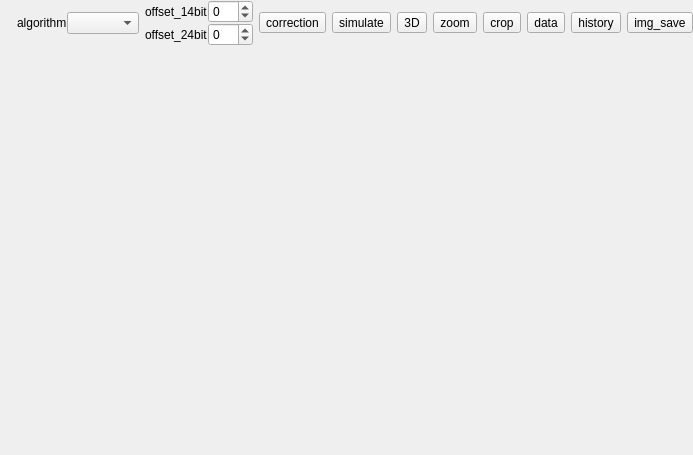
Above: src/form/plot/formplot.ui from MRsoymilk/MySerial before the change. Below: the same form after it.
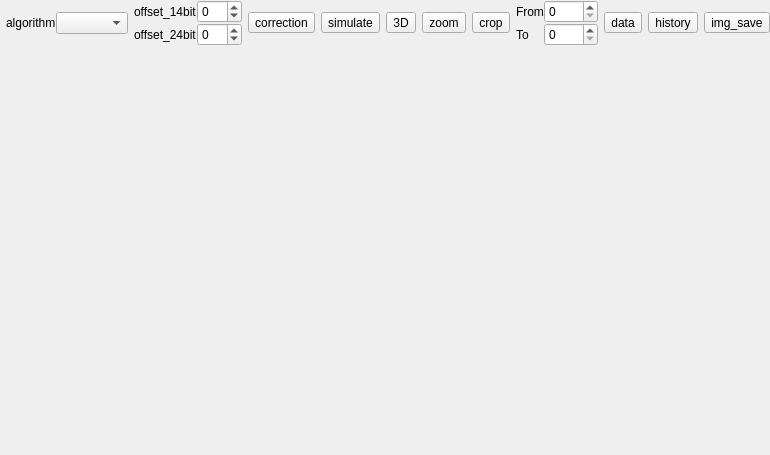
That is the form after the change. Icons and pictures are not drawn.

Patch:
```diff
--- a/src/form/plot/formplot.ui
+++ b/src/form/plot/formplot.ui
@@ -6,7 +6,7 @@
    <rect>
     <x>0</x>
     <y>0</y>
-    <width>693</width>
+    <width>741</width>
     <height>455</height>
    </rect>
   </property>
@@ -32,6 +32,37 @@
    <property name="verticalSpacing">
     <number>0</number>
    </property>
+   <item row="0" column="3">
+    <widget class="QToolButton" name="tBtnCorrection">
+     <property name="text">
+      <string>correction</string>
+     </property>
+    </widget>
+   </item>
+   <item row="0" column="11">
+    <widget class="QToolButton" name="tBtnImgSave">
+     <property name="text">
+      <string>img_save</string>
+     </property>
+    </widget>
+   </item>
+   <item row="0" column="4">
+    <widget class="QToolButton" name="tBtnSimulate">
+     <property name="text">
+      <string>simulate</string>
+     </property>
+    </widget>
+   </item>
+   <item row="0" column="6">
+    <widget class="QToolButton" name="tBtnZoom">
+     <property name="text">
+      <string>zoom</string>
+     </property>
+     <property name="icon">
+      <iconset theme="QIcon::ThemeIcon::ZoomFitBest"/>
+     </property>
+    </widget>
+   </item>
    <item row="0" column="5">
     <widget class="QToolButton" name="tBtn3D">
      <property name="text">
@@ -39,6 +70,26 @@
      </property>
     </widget>
    </item>
+   <item row="0" column="9">
+    <widget class="QToolButton" name="tBtnData">
+     <property name="text">
+      <string>data</string>
+     </property>
+    </widget>
+   </item>
+   <item row="0" column="0">
+    <spacer name="horizontalSpacer">
+     <property name="orientation">
+      <enum>Qt::Orientation::Horizontal</enum>
+     </property>
+     <property name="sizeHint" stdset="0">
+      <size>
+       <width>209</width>
+       <height>20</height>
+      </size>
+     </property>
+    </spacer>
+   </item>
    <item row="0" column="2">
     <layout class="QVBoxLayout" name="verticalLayout">
      <property name="spacing">
@@ -88,17 +139,13 @@
      </item>
     </layout>
    </item>
-   <item row="0" column="4">
-    <widget class="QToolButton" name="tBtnSimulate">
-     <property name="text">
-      <string>simulate</string>
-     </property>
-    </widget>
+   <item row="1" column="0" colspan="12">
+    <widget class="QStackedWidget" name="stackedWidget"/>
    </item>
-   <item row="0" column="8">
-    <widget class="QToolButton" name="tBtnData">
+   <item row="0" column="10">
+    <widget class="QToolButton" name="tBtnHistory">
      <property name="text">
-      <string>data</string>
+      <string>history</string>
      </property>
     </widget>
    </item>
@@ -116,53 +163,6 @@
      </item>
     </layout>
    </item>
-   <item row="0" column="3">
-    <widget class="QToolButton" name="tBtnCorrection">
-     <property name="text">
-      <string>correction</string>
-     </property>
-    </widget>
-   </item>
-   <item row="0" column="6">
-    <widget class="QToolButton" name="tBtnZoom">
-     <property name="text">
-      <string>zoom</string>
-     </property>
-     <property name="icon">
-      <iconset theme="QIcon::ThemeIcon::ZoomFitBest"/>
-     </property>
-    </widget>
-   </item>
-   <item row="0" column="10">
-    <widget class="QToolButton" name="tBtnImgSave">
-     <property name="text">
-      <string>img_save</string>
-     </property>
-    </widget>
-   </item>
-   <item row="1" column="0" colspan="11">
-    <widget class="QStackedWidget" name="stackedWidget"/>
-   </item>
-   <item row="0" column="0">
-    <spacer name="horizontalSpacer">
-     <property name="orientation">
-      <enum>Qt::Orientation::Horizontal</enum>
-     </property>
-     <property name="sizeHint" stdset="0">
-      <size>
-       <width>209</width>
-       <height>20</height>
-      </size>
-     </property>
-    </spacer>
-   </item>
-   <item row="0" column="9">
-    <widget class="QToolButton" name="tBtnHistory">
-     <property name="text">
-      <string>history</string>
-     </property>
-    </widget>
-   </item>
    <item row="0" column="7">
     <widget class="QToolButton" name="tBtnCrop">
      <property name="text">
@@ -170,6 +170,46 @@
      </property>
     </widget>
    </item>
+   <item row="0" column="8">
+    <layout class="QVBoxLayout" name="verticalLayout_2">
+     <item>
+      <layout class="QHBoxLayout" name="horizontalLayout_2">
+       <item>
+        <widget class="QLabel" name="labelFrom">
+         <property name="text">
+          <string>From</string>
+         </property>
+        </widget>
+       </item>
+       <item>
+        <widget class="QSpinBox" name="spinBoxFrom">
+         <property name="maximum">
+          <number>9999</number>
+         </property>
+        </widget>
+       </item>
+      </layout>
+     </item>
+     <item>
+      <layout class="QHBoxLayout" name="horizontalLayout_3">
+       <item>
+        <widget class="QLabel" name="labelTo">
+         <property name="text">
+          <string>To</string>
+         </property>
+        </widget>
+       </item>
+       <item>
+        <widget class="QSpinBox" name="spinBoxTo">
+         <property name="maximum">
+          <number>9999</number>
+         </property>
+        </widget>
+       </item>
+      </layout>
+     </item>
+    </layout>
+   </item>
   </layout>
  </widget>
  <resources/>
```
